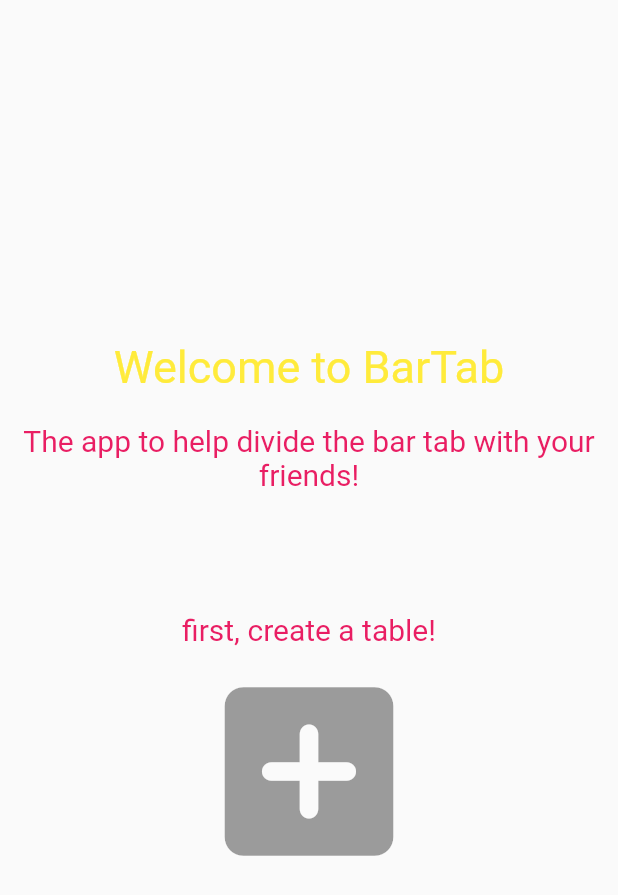
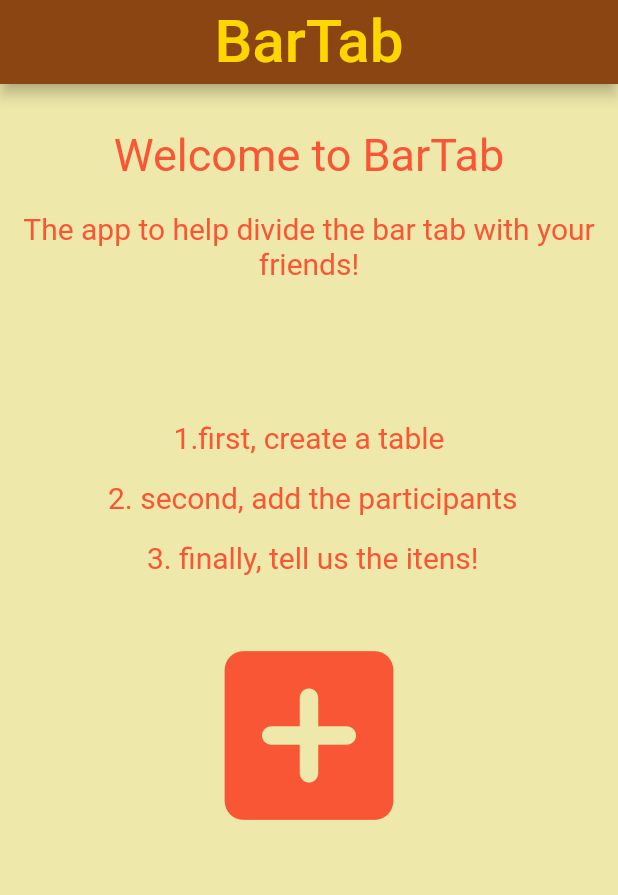
Before and after one commit to NikolasRR/bartab-flutter, a Flutter app: the screen it shows after launch, on a phone screen of 412 x 824 dp. Shown: the top 895 px of the screen. Run offline on Flutter 3.47's test engine with Material 2 defaults, Android fonts, the phone set to English and light mode, and no system bars; our stand-ins replace flutter_bloc.

Commit message:
homeScreen mvp

```diff
--- a/lib/main.dart
+++ b/lib/main.dart
@@ -22,11 +22,13 @@ class Header extends StatelessWidget {
 
   @override
   Widget build(BuildContext context) {
-    return PreferredSize(
-        child: AppBar(
-          automaticallyImplyLeading: false,
-          flexibleSpace: Padding(padding: EdgeInsets.all(10), ),
-        ), preferredSize: const Size.fromHeight(70));
+    return AppBar(
+      backgroundColor: const Color.fromRGBO(139, 69, 19, 1),
+      title: const Text("BarTab",
+          style:
+              TextStyle(color: Color.fromRGBO(255, 215, 0, 1), fontSize: 40)),
+      centerTitle: true,
+    );
   }
 }
 
@@ -36,14 +38,17 @@ class HomePage extends StatelessWidget {
   @override
   Widget build(BuildContext context) {
     return Scaffold(
+      backgroundColor: const Color.fromRGBO(238, 232, 170, 1),
       body: Column(
-        mainAxisAlignment: MainAxisAlignment.center,
+        mainAxisAlignment: MainAxisAlignment.start,
         children: const <Widget>[
+          Header(),
+          SizedBox(height: 30,),
           Text(
             "Welcome to BarTab",
             style: TextStyle(
               fontSize: 30,
-              color: Colors.yellow,
+              color: Color.fromRGBO(249, 86, 54, 1),
             ),
           ),
           SizedBox(height: 20),
@@ -51,23 +56,27 @@ class HomePage extends StatelessWidget {
             "The app to help divide the bar tab with your friends!",
             style: TextStyle(
               fontSize: 20,
-              color: Colors.pink,
+              color: Color.fromRGBO(249, 86, 54, 1),
             ),
             textAlign: TextAlign.center,
           ),
           SizedBox(height: 80),
+
           Text(
-            "first, create a table!",
+            "1.first, create a table \n 2. second, add the participants \n 3. finally, tell us the itens!",
             style: TextStyle(
+              height: 2,
               fontSize: 20,
-              color: Colors.pink,
+              color: Color.fromRGBO(249, 86, 54, 1),
             ),
             textAlign: TextAlign.center,
           ),
+          SizedBox(height: 20,),
           IconButton(
             onPressed: null,
             icon: Icon(
               Icons.add_box_rounded,
+              color: Color.fromRGBO(249, 86, 54, 1),
             ),
             iconSize: 150,
           )
```
